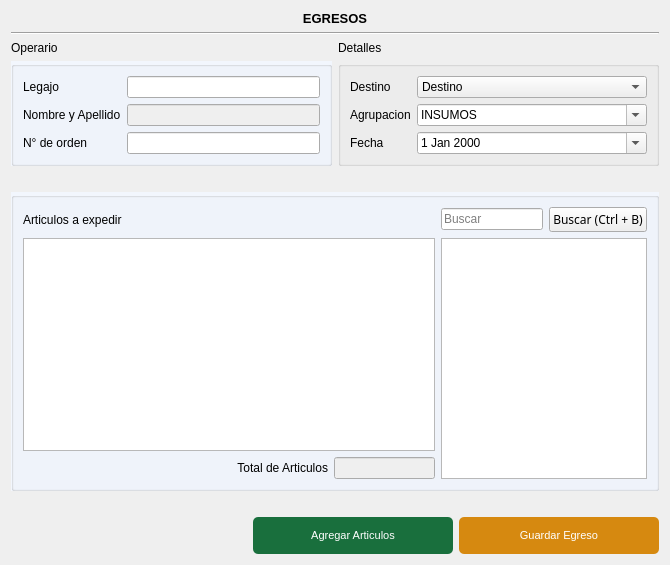
Lonaris/Corupel, file gui/egresos/egreso.ui: the form before one commit.
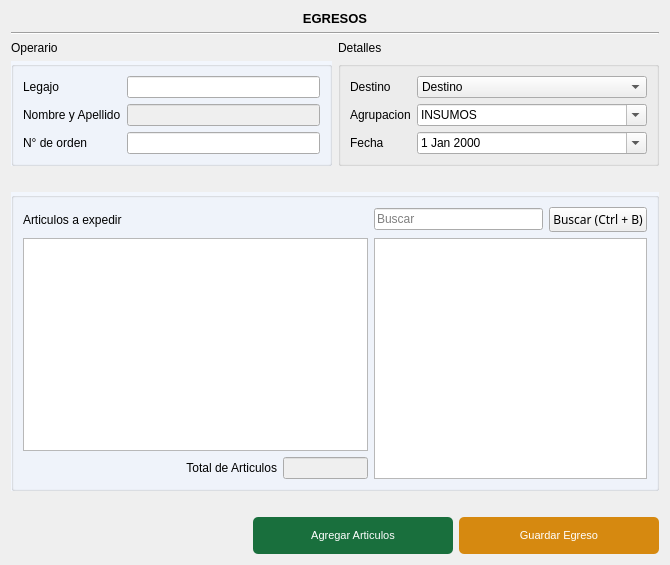
The form after the commit. Icons and pictures are not drawn.

```diff
--- a/gui/egresos/egreso.ui
+++ b/gui/egresos/egreso.ui
@@ -125,7 +125,7 @@
        <property name="title">
         <string/>
        </property>
-       <layout class="QGridLayout" name="gridLayout" rowstretch="0,0,0,1,0" columnstretch="3,1,1,0">
+       <layout class="QGridLayout" name="gridLayout" rowstretch="0,0,0,1,0" columnstretch="3,1,2,0">
         <item row="1" column="3">
          <widget class="QPushButton" name="btn_buscar">
           <property name="sizePolicy">
@@ -212,7 +212,7 @@
            <bool>true</bool>
           </property>
           <attribute name="horizontalHeaderStretchLastSection">
-           <bool>true</bool>
+           <bool>false</bool>
           </attribute>
           <attribute name="verticalHeaderVisible">
            <bool>false</bool>
@@ -222,7 +222,7 @@
         <item row="3" column="2" rowspan="2" colspan="2">
          <widget class="QTableView" name="tbl_articulos">
           <attribute name="horizontalHeaderStretchLastSection">
-           <bool>true</bool>
+           <bool>false</bool>
           </attribute>
          </widget>
         </item>
```
